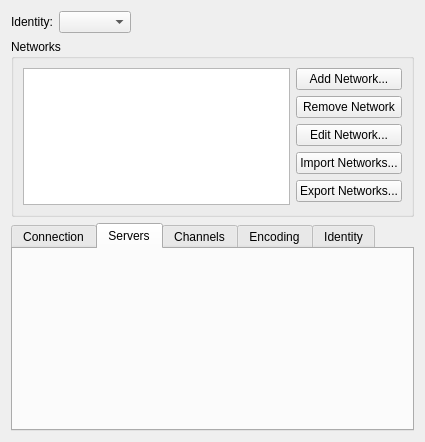
Before: the Qt Designer form aki/dialogs/ui/serverdialog.ui in KDE/aki, drawn with Qt 5.
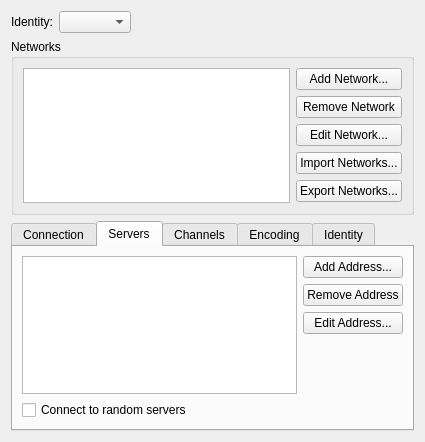
After: the same form once the commit is applied. The open tabs and pages were chosen to show the change. Custom widgets are drawn as their Qt base class.

```diff
--- a/aki/dialogs/ui/serverdialog.ui
+++ b/aki/dialogs/ui/serverdialog.ui
@@ -137,6 +137,60 @@
         <attribute name="title">
          <string>Servers</string>
         </attribute>
+        <layout class="QGridLayout" name="gridLayout_16">
+         <item row="0" column="0">
+          <layout class="QGridLayout" name="gridLayout_15">
+           <item row="0" column="0">
+            <widget class="Aki::ServerAddressList" name="serverAddressList"/>
+           </item>
+           <item row="0" column="1" rowspan="2">
+            <layout class="QVBoxLayout" name="verticalLayout_3">
+             <item>
+              <widget class="KPushButton" name="addAddressButton">
+               <property name="text">
+                <string>Add Address...</string>
+               </property>
+              </widget>
+             </item>
+             <item>
+              <widget class="KPushButton" name="removeAddressButton">
+               <property name="text">
+                <string>Remove Address</string>
+               </property>
+              </widget>
+             </item>
+             <item>
+              <widget class="KPushButton" name="editAddressButton">
+               <property name="text">
+                <string>Edit Address...</string>
+               </property>
+              </widget>
+             </item>
+             <item>
+              <spacer name="verticalSpacer_3">
+               <property name="orientation">
+                <enum>Qt::Vertical</enum>
+               </property>
+               <property name="sizeHint" stdset="0">
+                <size>
+                 <width>20</width>
+                 <height>40</height>
+                </size>
+               </property>
+              </spacer>
+             </item>
+            </layout>
+           </item>
+           <item row="1" column="0">
+            <widget class="QCheckBox" name="connectToRandomServerCheckBox">
+             <property name="text">
+              <string>Connect to random servers</string>
+             </property>
+            </widget>
+           </item>
+          </layout>
+         </item>
+        </layout>
        </widget>
        <widget class="QWidget" name="tab_3">
         <attribute name="title">
@@ -366,6 +420,11 @@
    <extends>QListView</extends>
    <header>ui/networklist.hpp</header>
   </customwidget>
+  <customwidget>
+   <class>Aki::ServerAddressList</class>
+   <extends>QListView</extends>
+   <header>ui/serveraddresslist.hpp</header>
+  </customwidget>
  </customwidgets>
  <resources/>
  <connections/>
```
Left out of the diff: 9 changed lines with no effect on the pictures.
